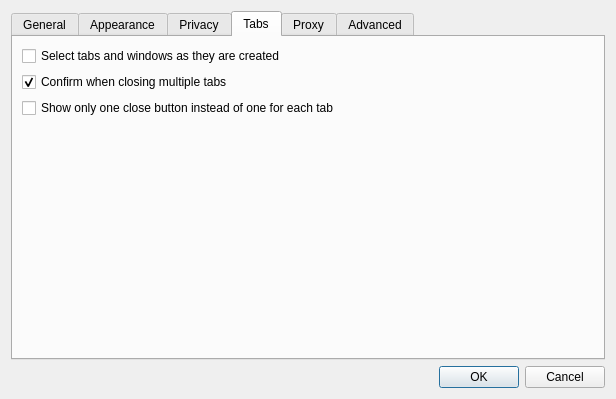
Qt form src/settings.ui (EndorphinBrowser/browser) before a commit.
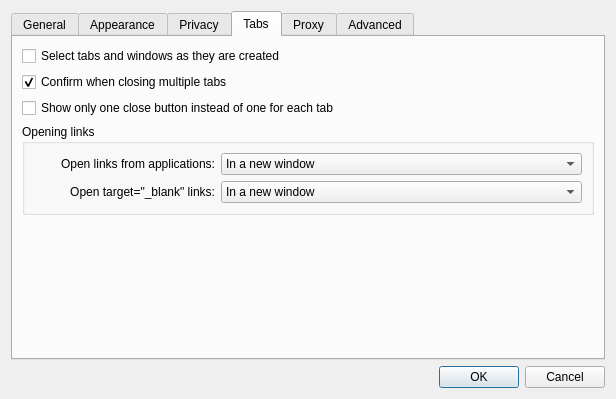
The same form after that commit. The open tabs and pages were chosen to show the change.

Commit message: More control to the users! Added a possibility to control where target="_blank" links will be opened.

The edit to the form file:
```diff
--- a/src/settings.ui
+++ b/src/settings.ui
@@ -483,6 +483,83 @@
          </property>
         </widget>
        </item>
+       <item>
+        <widget class="QGroupBox">
+         <property name="title">
+          <string>Opening links</string>
+         </property>
+         <layout class="QGridLayout">
+          <item row="1" column="0">
+           <widget class="QLabel">
+            <property name="text">
+             <string>Open target="_blank" links:</string>
+            </property>
+            <property name="alignment">
+             <set>Qt::AlignRight|Qt::AlignTrailing|Qt::AlignVCenter</set>
+            </property>
+           </widget>
+          </item>
+          <item row="1" column="1" colspan="2">
+           <widget class="QComboBox" name="openTargetBlankLinksIn">
+            <item>
+             <property name="text">
+              <string>In a new window</string>
+             </property>
+            </item>
+            <item>
+             <property name="text">
+              <string>In a new active tab in the current window</string>
+             </property>
+            </item>
+            <item>
+             <property name="text">
+              <string>In a new inactive tab in the current window</string>
+             </property>
+            </item>
+            <item>
+             <property name="text">
+              <string>In the current tab</string>
+             </property>
+            </item>
+           </widget>
+          </item>
+          <item row="0" column="0">
+           <widget class="QLabel">
+            <property name="text">
+             <string>Open links from applications:</string>
+            </property>
+            <property name="alignment">
+             <set>Qt::AlignRight|Qt::AlignTrailing|Qt::AlignVCenter</set>
+            </property>
+           </widget>
+          </item>
+          <item row="0" column="1" colspan="2">
+           <widget class="QComboBox" name="openLinksFromAppsIn">
+            <item>
+             <property name="text">
+              <string>In a new window</string>
+             </property>
+            </item>
+            <item>
+             <property name="text">
+              <string>In a new active tab in the current window</string>
+             </property>
+            </item>
+            <item>
+             <property name="text">
+              <string>In a new inactive tab in the current window</string>
+             </property>
+            </item>
+            <item>
+             <property name="text">
+              <string>In the current tab</string>
+             </property>
+            </item>
+           </widget>
+          </item>
+         </layout>
+        </widget>
+       </item>
        <item>
         <spacer name="verticalSpacer_4">
          <property name="orientation">
```
Left out of the diff: 32 changed lines with no effect on the pictures. The commit also changes 4 other files.
